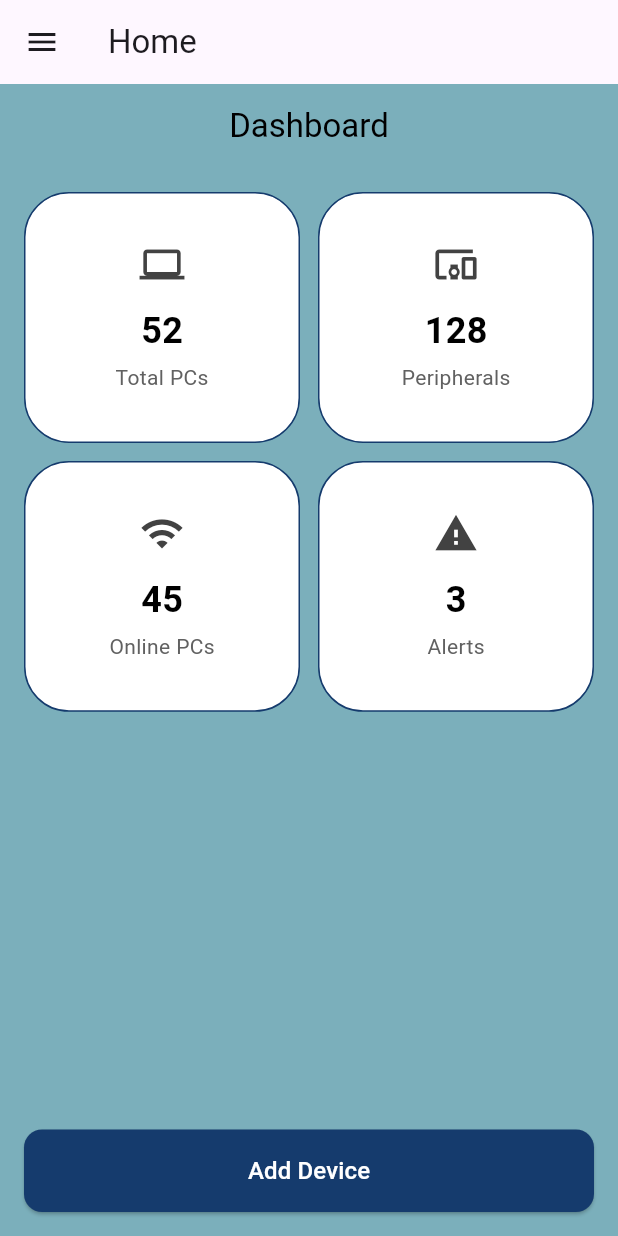
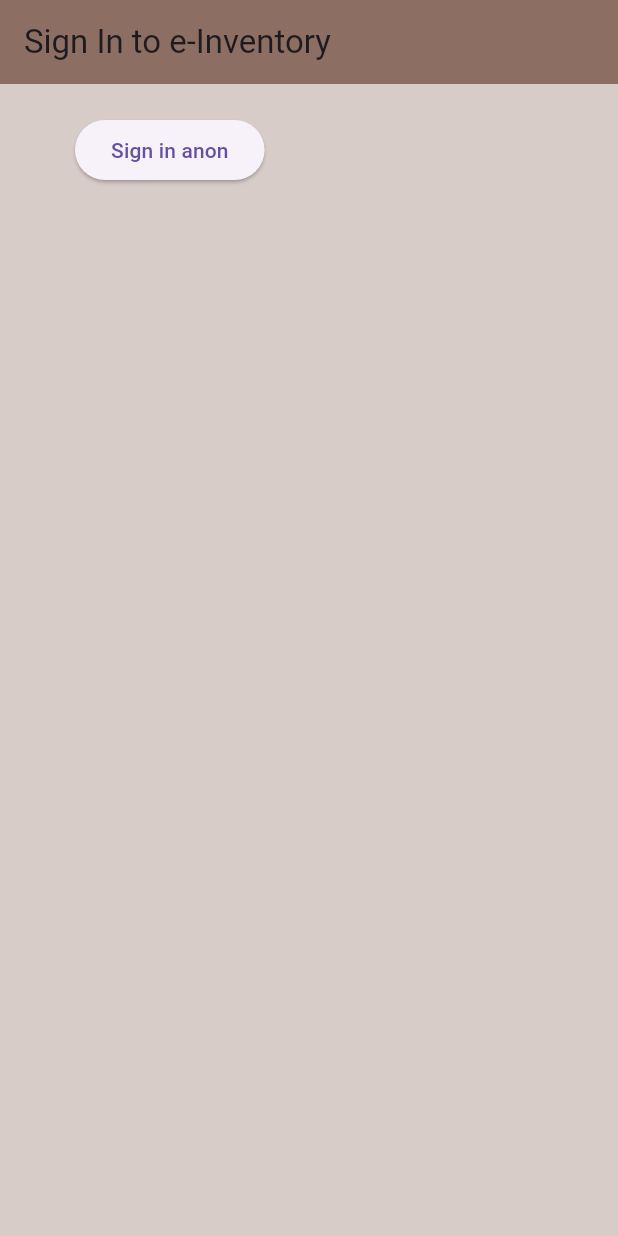
Before and after one commit to ZuHarry/eInventoryComputer, a Flutter app: the screen it shows after launch, on a phone screen of 412 x 824 dp. Run offline on Flutter 3.47's test engine with Material 3 defaults, Android fonts, the phone set to English and light mode, and no system bars; our stand-ins replace firebase_auth, firebase_core; accounts and stored records are empty; Roboto replaces fonts that are missing (Poppins).

Commit message:
Done Sign In Anon

```diff
--- a/lib/main.dart
+++ b/lib/main.dart
@@ -1,12 +1,19 @@
+import 'package:einventorycomputer/models/user.dart';
+import 'package:einventorycomputer/modules/authentication/authenticate.dart';
 import 'package:einventorycomputer/modules/authentication/screen/login.dart';
 import 'package:einventorycomputer/modules/home/screen/screen.dart';
 import 'package:einventorycomputer/modules/home/screen/test.dart';
+import 'package:einventorycomputer/modules/home/screen/wrapper.dart';
+import 'package:einventorycomputer/services/auth.dart';
+import 'package:einventorycomputer/models/user.dart';
 import 'package:flutter/material.dart';
 import 'package:firebase_core/firebase_core.dart';
+import 'package:provider/provider.dart';
+
 
 void main() async {
   WidgetsFlutterBinding.ensureInitialized();
-  //await Firebase.initializeApp();
+  await Firebase.initializeApp();
 
   runApp(const MyApp());
 }
@@ -18,27 +25,33 @@ class MyApp extends StatelessWidget {
 
   @override
   Widget build(BuildContext context) {
-    final PageController pageController = PageController();
+    // final PageController pageController = PageController();
 
-    return MaterialApp(
-      theme: ThemeData(
-        useMaterial3: true,
-        fontFamily: 'Poppins',
-        textTheme: const TextTheme(
-          bodyLarge: TextStyle(fontFamily: 'Poppins'),
-          bodyMedium: TextStyle(fontFamily: 'Poppins'),
-          displayLarge: TextStyle(fontFamily: 'Poppins'),
-          displayMedium: TextStyle(fontFamily: 'Poppins'),
-        ),
+    // return MaterialApp(
+    //   theme: ThemeData(
+    //     useMaterial3: true,
+    //     fontFamily: 'Poppins',
+    //     textTheme: const TextTheme(
+    //       bodyLarge: TextStyle(fontFamily: 'Poppins'),
+    //       bodyMedium: TextStyle(fontFamily: 'Poppins'),
+    //       displayLarge: TextStyle(fontFamily: 'Poppins'),
+    //       displayMedium: TextStyle(fontFamily: 'Poppins'),
+    //     ),
+    //   ),
+
+    //   home: Authenticate(),
+
+    //   // home: RevenueScreen(),
+
+    // );
+
+    return StreamProvider<MyUser?>.value(
+      value: AuthService().user,
+      initialData: null,
+      child: MaterialApp(
+      home: Wrapper(),
       ),
+    );
 
-
-
-      //home: const LoginPage(),
-      home: ScreenPage(),
-
-      // home: RevenueScreen(),
-
-    );
   }
 }
--- /dev/null
+++ b/lib/models/user.dart
@@ -0,0 +1,7 @@
+class MyUser {
+
+  final String uid;
+
+  MyUser({ required this.uid });
+
+}
--- /dev/null
+++ b/lib/modules/authentication/authenticate.dart
@@ -0,0 +1,16 @@
+import 'package:einventorycomputer/modules/authentication/sign_in.dart';
+import 'package:flutter/material.dart';
+
+class Authenticate extends StatefulWidget {
+  @override
+  _AuthenticateState createState() =>_AuthenticateState();
+}
+
+class _AuthenticateState extends State<Authenticate> {
+  @override
+  Widget build(BuildContext context) {
+    return Container(
+      child: SignIn(),
+    );
+  }
+}
--- /dev/null
+++ b/lib/modules/authentication/sign_in.dart
@@ -0,0 +1,41 @@
+import 'package:einventorycomputer/services/auth.dart';
+import 'package:flutter/material.dart';
+
+class SignIn extends StatefulWidget {
+  @override
+  _SignInState createState() => _SignInState();
+}
+
+class _SignInState extends State<SignIn> {
+
+  final AuthService _auth = AuthService();
+
+  @override
+  Widget build(BuildContext context) {
+    return Scaffold(
+      backgroundColor: Colors.brown[100],
+      appBar: AppBar(
+        backgroundColor: Colors.brown[400],
+        elevation: 0.0,
+        title: Text('Sign In to e-Inventory'),
+      ),
+      body: Container(
+        padding: EdgeInsets.symmetric(vertical: 20.0, horizontal: 50.0),
+        child: ElevatedButton(
+          child: Text('Sign in anon'),
+          onPressed: () async {
+            dynamic result = await _auth.signInAnon();
+            if (result == null) {
+              print('error signing in');
+
+            } else {
+              print('signed in');
+              print(result.uid);
+            }
+          }
+        )
+      ),
+    );
+  }
+
+}
--- a/lib/modules/home/screen/home.dart
+++ b/lib/modules/home/screen/home.dart
@@ -1,9 +1,12 @@
 import 'package:flutter/material.dart';
+import 'package:einventorycomputer/services/auth.dart';
+
 
 class HomePage extends StatelessWidget {
-  final VoidCallback onAddDevice;
+  // final VoidCallback onAddDevice;
 
-  const HomePage({super.key, required this.onAddDevice});
+  // const HomePage({super.key, required this.onAddDevice});
+  final AuthService _auth = AuthService();
 
   final List<Map<String, dynamic>> stats = const [
     {
@@ -102,9 +105,12 @@ class HomePage extends StatelessWidget {
                     borderRadius: BorderRadius.circular(12),
                   ),
                 ),
-                onPressed: onAddDevice,
+                onPressed: () async{
+                  await _auth.signOut();
+
+                },
                 child: const Text(
-                  'Add Device',
+                  'Log Out',
                   style: TextStyle(fontSize: 16, color: Colors.white),
                 ),
               ),
--- a/lib/modules/home/screen/screen.dart
+++ b/lib/modules/home/screen/screen.dart
@@ -35,7 +35,7 @@ class _ScreenPageState extends State<ScreenPage> {
   @override
   Widget build(BuildContext context) {
     List<Widget> _pages = [
-      HomePage(onAddDevice: () => _onSelect(1)), // Navigate to Inventory
+      HomePage(), // Navigate to Inventory
       InventoryPage(),
       AddDevicePage(),
       SettingsPage(),
--- /dev/null
+++ b/lib/modules/home/screen/wrapper.dart
@@ -0,0 +1,20 @@
+import 'package:einventorycomputer/models/user.dart';
+import 'package:einventorycomputer/modules/authentication/authenticate.dart';
+import 'package:einventorycomputer/modules/home/screen/screen.dart';
+import 'package:flutter/material.dart';
+import 'package:provider/provider.dart';
+
+class Wrapper extends StatelessWidget{
+  @override
+  Widget build(BuildContext context){
+
+    final user = Provider.of<MyUser?>(context);
+
+    if (user == null){
+      return Authenticate();
+    } else {
+      return ScreenPage();
+    }
+
+  }
+}
--- a/pubspec.yaml
+++ b/pubspec.yaml
@@ -13,6 +13,7 @@ dependencies:
   firebase_core: ^2.27.0 # or latest version
   cloud_firestore: ^4.15.0
   firebase_auth: ^4.17.0
+  provider: ^6.1.5
 
 
 
```
Also changed, not shown: lib/services/auth.dart (added, +44 -0 lines), pubspec.lock, 2 other files.
